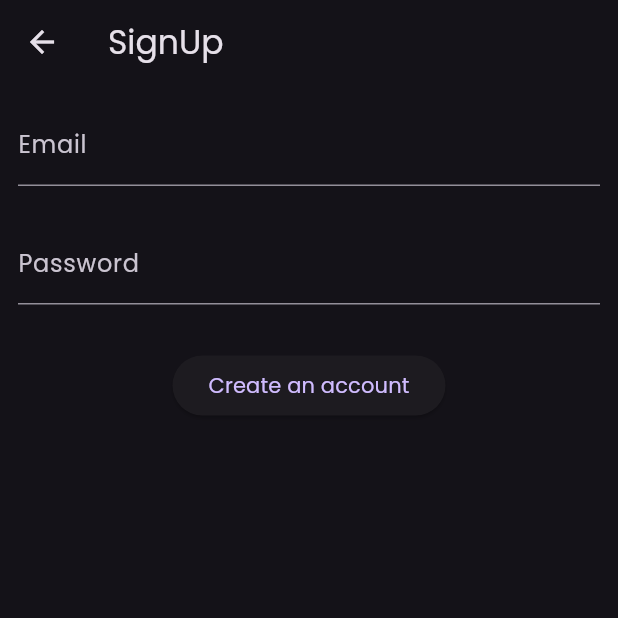
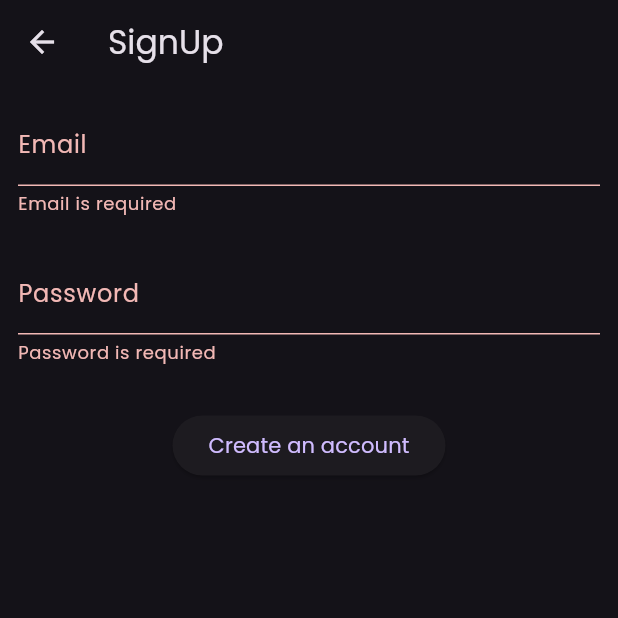
Before and after one commit to Yasitha-Bhanuka/GlobalChat-Flutter-App, a Flutter app: the SignupScreen screen opened directly, after a tap on "Create an account", on a phone screen of 412 x 824 dp, the top half of it. Run offline on Flutter 3.47's test engine with Material 3 defaults, Android fonts, the phone set to English and light mode, and no system bars; our stand-ins replace firebase_core; accounts and stored records are empty.

Commit message:
Create form Validation then input null or email and password fields are empty the error message will shown.

```diff
--- a/lib/screens/signup_screen.dart
+++ b/lib/screens/signup_screen.dart
@@ -8,17 +8,26 @@ class SignupScreen extends StatefulWidget {
 }
 
 class _SignupScreenState extends State<SignupScreen> {
+  var userForm = GlobalKey<FormState>();
+
   @override
   Widget build(BuildContext context) {
     return Scaffold(
       appBar: AppBar(
         title: Text("SignUp"),
       ),
-      body: Padding(
+      body: Form(
+        key: userForm,
+        child: Padding(
           padding: const EdgeInsets.all(12.0),
           child: Column(
             children: [
-            TextField(
+              TextFormField(
+                validator: (value) {
+                  if (value == null || value.isEmpty) {
+                    return "Email is required";
+                  }
+                },
                 decoration: InputDecoration(
                   label: Text("Email"),
                 ),
@@ -26,7 +35,12 @@ class _SignupScreenState extends State<SignupScreen> {
               SizedBox(
                 height: 23,
               ),
-            TextField(
+              TextFormField(
+                validator: (value) {
+                  if (value == null || value.isEmpty) {
+                    return "Password is required";
+                  }
+                },
                 obscureText: true,
                 enableSuggestions: false,
                 autocorrect: false,
@@ -37,8 +51,15 @@ class _SignupScreenState extends State<SignupScreen> {
               SizedBox(
                 height: 30,
               ),
-            ElevatedButton(onPressed: () {}, child: Text("Create an account"))
+              ElevatedButton(
+                  onPressed: () {
+                    if (userForm.currentState!.validate()) {
+                      // create account
+                    }
+                  },
+                  child: Text("Create an account"))
             ],
+          ),
         ),
       ),
     );
```
Lines whose indentation alone changed are shown as unchanged.
